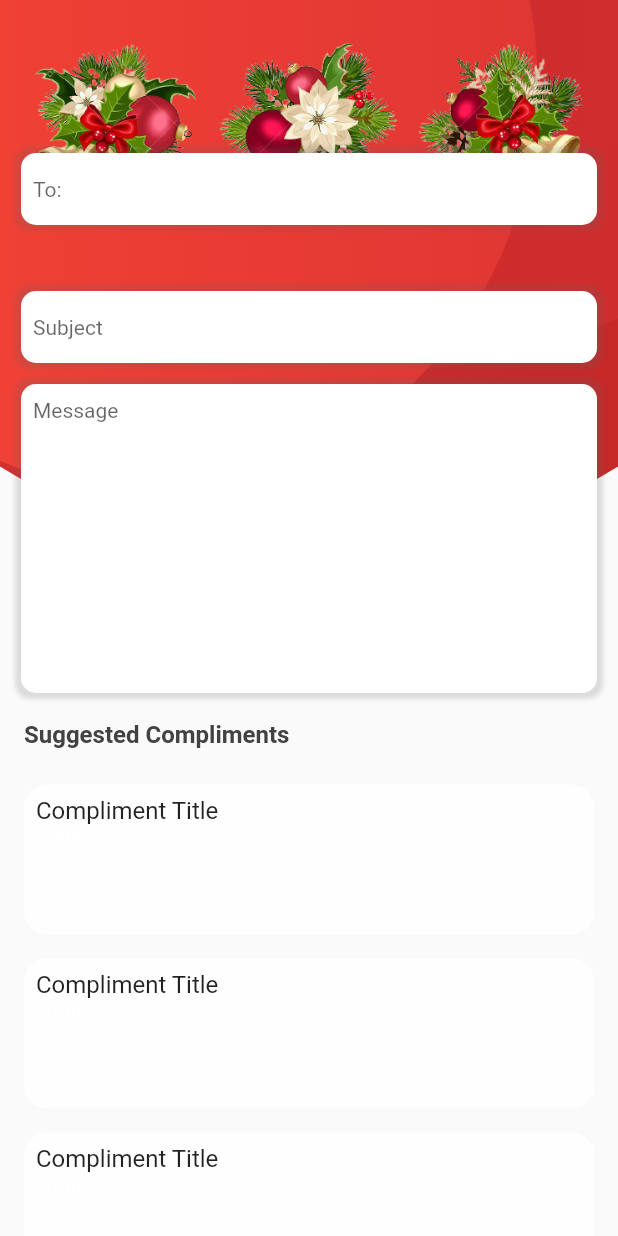
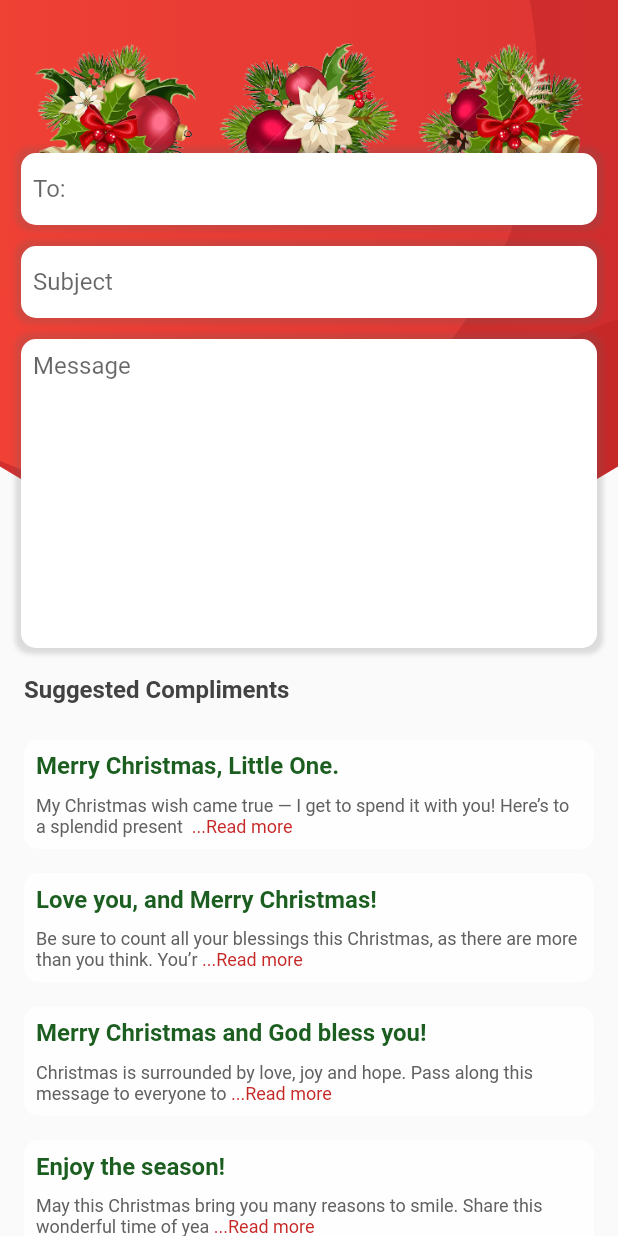
Before and after one commit to edemekong/flutter-tutorial-showcase, a Flutter app: the screen it shows after launch, on a phone screen of 412 x 824 dp. Run offline on Flutter 3.47's test engine with Material 2 defaults, Android fonts, the light colour scheme and no system bars.

Commit message:
fix things

```diff
--- a/lib/main.dart
+++ b/lib/main.dart
@@ -1,5 +1,7 @@
 import 'package:flutter/material.dart';
 import 'package:flutter_tutorials/ui/home_view/home_view.dart';
+import 'package:flutter_tutorials/view_models/complement_model/compliment_model.dart';
+import 'package:provider/provider.dart';
 
 void main() {
   runApp(MyApp());
@@ -8,8 +10,15 @@ void main() {
 class MyApp extends StatelessWidget {
   @override
   Widget build(BuildContext context) {
-    return MaterialApp(
-      home: HomeView(),
+    return MultiProvider(
+      providers: [
+        ChangeNotifierProvider(
+          create: (_) => ComplimentModel(),
+        ),
+      ],
+      child: MaterialApp(
+        home: HomeView(),
+      ),
     );
   }
 }
--- /dev/null
+++ b/lib/models/compliment/compliment.dart
@@ -0,0 +1,6 @@
+class Compliment {
+  String subject;
+  String message;
+
+  Compliment({this.subject, this.message});
+}
--- a/lib/ui/home_view/home.dart
+++ b/lib/ui/home_view/home.dart
@@ -1,5 +1,7 @@
 import 'package:flutter/material.dart';
 import 'package:flutter_tutorials/ui/widgets/text_fields.dart';
+import 'package:flutter_tutorials/view_models/complement_model/compliment_model.dart';
+import 'package:provider/provider.dart';
 
 class InputView extends StatelessWidget {
   const InputView({
@@ -8,21 +10,26 @@ class InputView extends StatelessWidget {
 
   @override
   Widget build(BuildContext context) {
+    final complimentModel =
+        Provider.of<ComplimentModel>(context, listen: false);
     return Container(
       child: Column(
         children: [
           SizedBox(height: 100),
           AppTextField(
             title: 'To:',
+            controller: complimentModel.toController,
           ),
-          SizedBox(height: 40),
+          SizedBox(height: 10),
           AppTextField(
             title: 'Subject',
+            controller: complimentModel.subjectController,
           ),
           SizedBox(height: 10),
           AppTextField(
             title: 'Message',
             maxLine: 10,
+            controller: complimentModel.messageController,
           ),
         ],
       ),
--- a/lib/ui/home_view/home_view.dart
+++ b/lib/ui/home_view/home_view.dart
@@ -1,6 +1,7 @@
 import 'package:flutter/material.dart';
 import 'package:flutter_tutorials/image_asset/image_assets.dart';
 import 'package:flutter_tutorials/ui/home_view/widget/suggested_compliment.dart';
+import 'package:flutter_tutorials/ui/widgets/header_text.dart';
 import 'package:flutter_tutorials/ui/widgets/painter.dart';
 
 import 'home.dart';
@@ -41,24 +42,3 @@ class HomeView extends StatelessWidget {
     );
   }
 }
-
-class HeaderText extends StatelessWidget {
-  const HeaderText({
-    Key key,
-    this.text,
-  }) : super(key: key);
-
-  final String text;
-
-  @override
-  Widget build(BuildContext context) {
-    return Container(
-      padding: const EdgeInsets.all(16),
-      child: Text(
-        '$text',
-        style: TextStyle(
-            fontSize: 16, fontWeight: FontWeight.w600, color: Colors.grey[800]),
-      ),
-    );
-  }
-}
--- a/lib/ui/home_view/widget/suggested_compliment.dart
+++ b/lib/ui/home_view/widget/suggested_compliment.dart
@@ -1,5 +1,8 @@
 import 'package:flutter/material.dart';
+import 'package:flutter_tutorials/models/compliment/compliment.dart';
 import 'package:flutter_tutorials/ui/widgets/expanded_text.dart';
+import 'package:flutter_tutorials/view_models/complement_model/compliment_model.dart';
+import 'package:provider/provider.dart';
 
 class SuggestedCompliment extends StatelessWidget {
   const SuggestedCompliment({
@@ -8,31 +11,58 @@ class SuggestedCompliment extends StatelessWidget {
 
   @override
   Widget build(BuildContext context) {
+    final complimentModel =
+        Provider.of<ComplimentModel>(context, listen: false);
     return Container(
         child: Column(
       children: List.generate(
-        5,
-        (index) => Container(
-          height: 100,
+        complimentModel.compliments.length,
+        (index) =>
+            ComplimentCard(compliment: complimentModel.compliments[index]),
+      ),
+    ));
+  }
+}
+
+class ComplimentCard extends StatelessWidget {
+  const ComplimentCard({
+    Key key,
+    this.compliment,
+  }) : super(key: key);
+  final Compliment compliment;
+
+  @override
+  Widget build(BuildContext context) {
+    return Consumer<ComplimentModel>(
+      builder: (_, complimentModel, child) => Container(
         margin: const EdgeInsets.symmetric(horizontal: 16, vertical: 8),
         padding: const EdgeInsets.all(8),
         width: MediaQuery.of(context).size.width,
         decoration: BoxDecoration(
           color: Colors.white.withOpacity(.8),
-            borderRadius: BorderRadius.circular(15),
+          borderRadius: BorderRadius.circular(10),
         ),
+        child: InkWell(
+          onTap: () {
+            complimentModel.setComplimentToField(compliment);
+          },
           child: Column(
             crossAxisAlignment: CrossAxisAlignment.start,
             children: [
               Text(
-                'Compliment Title',
-                style: TextStyle(fontSize: 16),
+                '${compliment.subject}',
+                style: TextStyle(
+                    fontSize: 16,
+                    fontWeight: FontWeight.w600,
+                    color: Colors.green[900]),
               ),
-              ExpandableText('Hello', textColor: Colors.black),
+              SizedBox(height: 10),
+              ExpandableText('${compliment.message}',
+                  textColor: Colors.red[800], trimLines: 2),
             ],
           ),
         ),
       ),
-    ));
+    );
   }
 }
--- a/lib/ui/widgets/expanded_text.dart
+++ b/lib/ui/widgets/expanded_text.dart
@@ -30,7 +30,7 @@ class ExpandableTextState extends State<ExpandableText> {
   Widget build(BuildContext context) {
     final colorClickableText =
         widget.textColor ?? Theme.of(context).primaryColor;
-    final widgetColor = Colors.grey[500];
+    final widgetColor = Colors.grey[700];
     TextSpan link = TextSpan(
         text: _readMore ? " ...Read more" : " read less",
         style: TextStyle(
--- /dev/null
+++ b/lib/ui/widgets/header_text.dart
@@ -0,0 +1,22 @@
+import 'package:flutter/material.dart';
+
+class HeaderText extends StatelessWidget {
+  const HeaderText({
+    Key key,
+    this.text,
+  }) : super(key: key);
+
+  final String text;
+
+  @override
+  Widget build(BuildContext context) {
+    return Container(
+      padding: const EdgeInsets.all(16),
+      child: Text(
+        '$text',
+        style: TextStyle(
+            fontSize: 16, fontWeight: FontWeight.w600, color: Colors.grey[800]),
+      ),
+    );
+  }
+}
--- a/lib/ui/widgets/text_fields.dart
+++ b/lib/ui/widgets/text_fields.dart
@@ -66,7 +66,7 @@ class _AppTextFieldState extends State<AppTextField> {
           filled: true,
           fillColor: Colors.white,
           hintText: widget.title,
-          hintStyle: TextStyle(fontSize: 14),
+          hintStyle: TextStyle(fontSize: 16),
         ),
       ),
     );
--- /dev/null
+++ b/lib/view_models/complement_model/compliment_model.dart
@@ -0,0 +1,47 @@
+import 'package:flutter/cupertino.dart';
+import 'package:flutter_tutorials/models/compliment/compliment.dart';
+
+class ComplimentModel extends ChangeNotifier {
+  var toController = TextEditingController();
+  var subjectController = TextEditingController();
+  var messageController = TextEditingController();
+
+  void setComplimentToField(Compliment compliment) {
+    subjectController.text = compliment?.subject;
+    messageController.text = compliment?.message;
+    notifyListeners();
+  }
+
+  List<Compliment> compliments = [
+    Compliment(
+      subject: 'Merry Christmas, Little One.',
+      message:
+          'My Christmas wish came true — I get to spend it with you! Here’s to a splendid present and cherished past, Merry Christmas and Happy New Year.',
+    ),
+    Compliment(
+      subject: 'Love you, and Merry Christmas!',
+      message:
+          'Be sure to count all your blessings this Christmas, as there are more than you think. You’re a blessing to many, and I treasure you very much!',
+    ),
+    Compliment(
+      subject: 'Merry Christmas and God bless you!',
+      message:
+          'Christmas is surrounded by love, joy and hope. Pass along this message to everyone to spread the light of this wonderful holiday',
+    ),
+    Compliment(
+      subject: 'Enjoy the season!',
+      message:
+          'May this Christmas bring you many reasons to smile. Share this wonderful time of year with those near and dear to your heart.',
+    ),
+    Compliment(
+      subject: 'Joy of the Season!',
+      message:
+          'After the tree, ornaments and tinsel, the true meaning of Christmas shows. Gathering with family is incredibly special, Merry Christmas.',
+    ),
+    Compliment(
+      subject: 'Spreading love from here!',
+      message:
+          'I don’t want much this Christmas, I just want the person reading this to feel loved. Have a wonderful holiday season!',
+    ),
+  ];
+}
```
Lines whose indentation alone changed are shown as unchanged.
